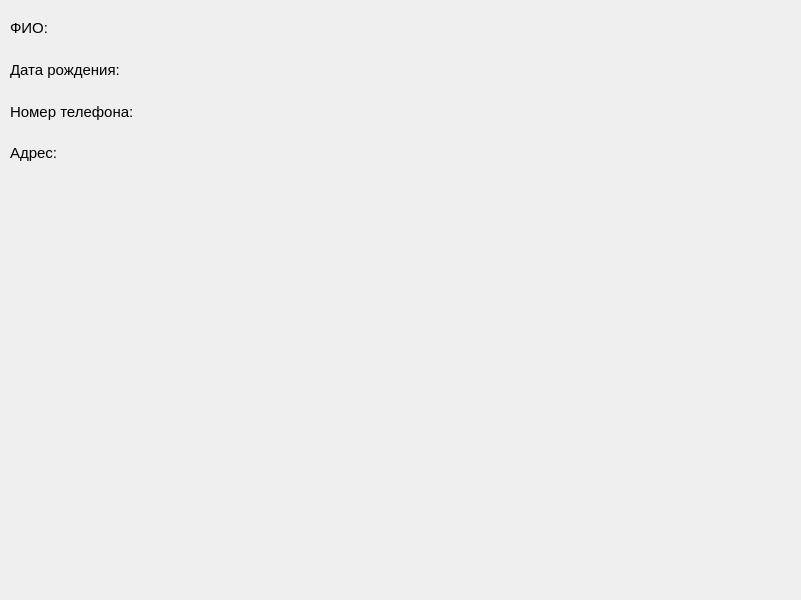
flexyw1be/DentalProject, file ui/specialist.ui: the form before one commit.
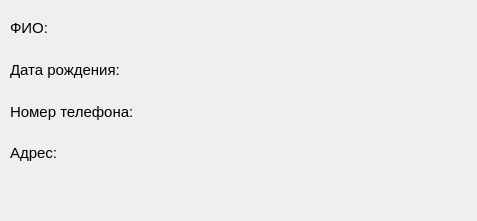
The form after the commit.

What changed in the file:
```diff
--- a/ui/specialist.ui
+++ b/ui/specialist.ui
@@ -6,8 +6,8 @@
    <rect>
     <x>0</x>
     <y>0</y>
-    <width>801</width>
-    <height>600</height>
+    <width>477</width>
+    <height>221</height>
    </rect>
   </property>
   <property name="windowTitle">
```
